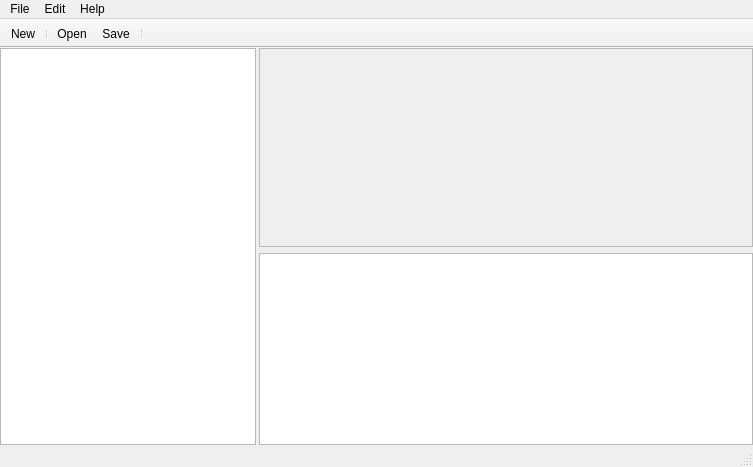
Before: the Qt Designer form mainwindow.ui in Sponk/lua-editor, drawn with Qt 5.
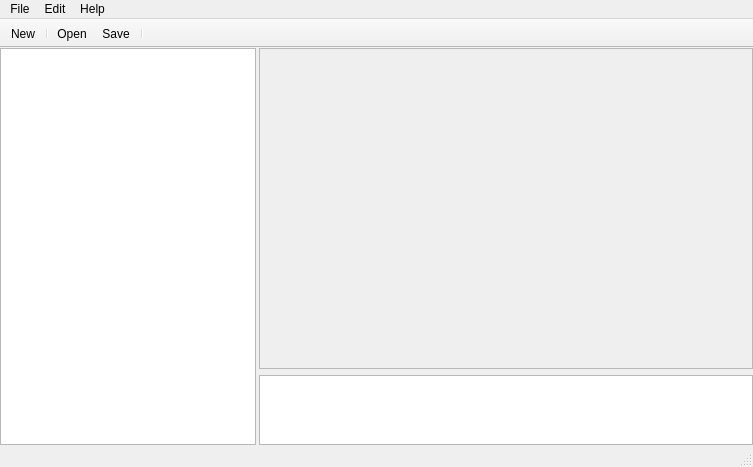
After: the same form once the commit is applied. Icons and pictures are not drawn.

```diff
--- a/mainwindow.ui
+++ b/mainwindow.ui
@@ -57,6 +57,18 @@
           <verstretch>0</verstretch>
          </sizepolicy>
         </property>
+        <property name="maximumSize">
+         <size>
+          <width>16777215</width>
+          <height>70</height>
+         </size>
+        </property>
+        <property name="baseSize">
+         <size>
+          <width>0</width>
+          <height>50</height>
+         </size>
+        </property>
         <property name="readOnly">
          <bool>true</bool>
         </property>
```
